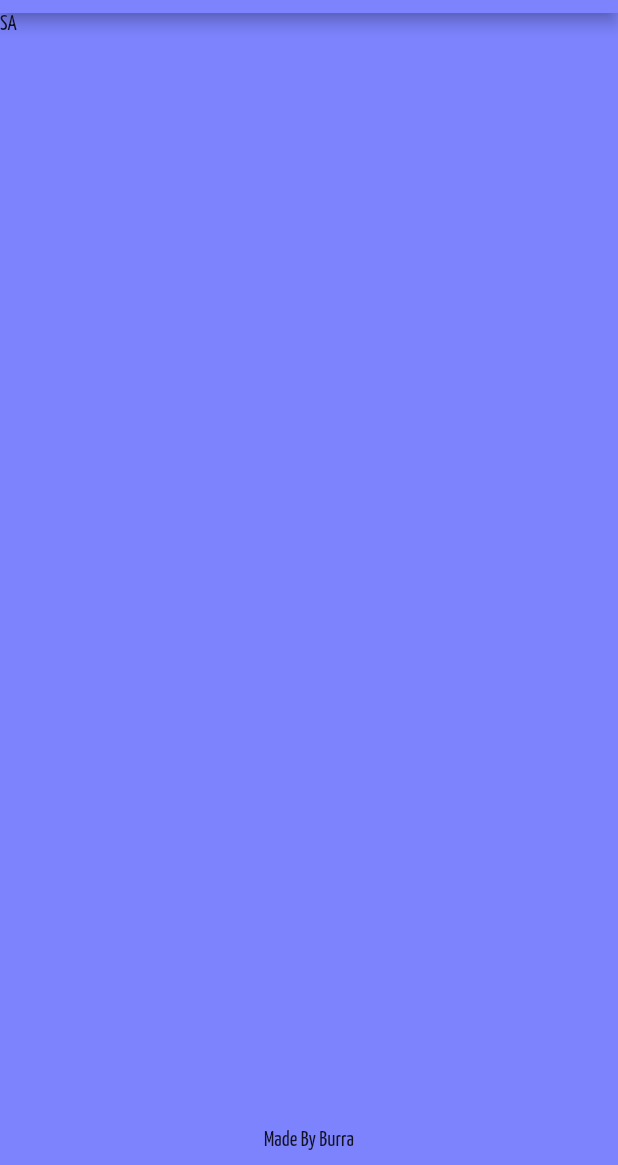
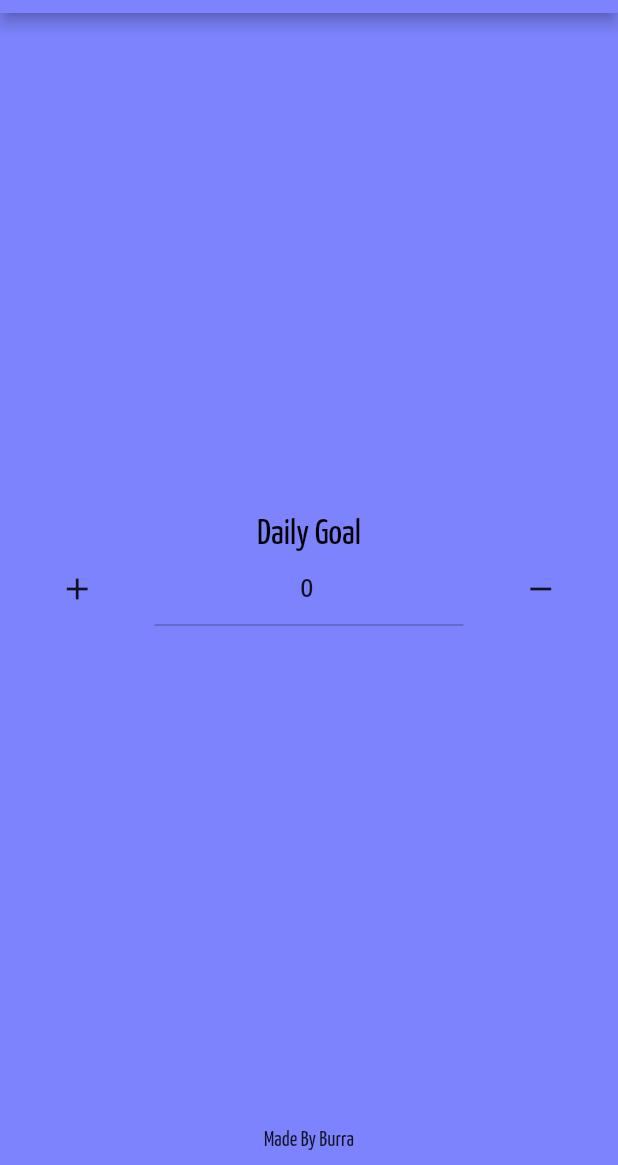
Before and after one commit to IBugraGezer/Flutter-Water-Reminder, a Flutter app: the screen it shows after launch, swiped to page 2, on a phone screen of 412 x 824 dp, the part 71-1236 px from its top. Run offline on Flutter 3.47's test engine with Material 2 defaults, Android fonts, the phone set to English and light mode, and no system bars; our stand-ins replace flutter_spinbox.

Commit message:
create settings page design

```diff
--- a/lib/view/settings/settings_view.dart
+++ b/lib/view/settings/settings_view.dart
@@ -1,4 +1,5 @@
 import 'package:flutter/material.dart';
+import 'package:flutter_spinbox/flutter_spinbox.dart';
 
 class Settings extends StatefulWidget {
   const Settings({Key? key}) : super(key: key);
@@ -8,10 +9,64 @@ class Settings extends StatefulWidget {
 }
 
 class _SettingsState extends State<Settings> {
+  TextEditingController goalCounterController = TextEditingController();
+  int goalCounterValue = 0;
+
+  @override
+  void initState() {
+    // TODO: implement initState
+    super.initState();
+
+    goalCounterController.text = "0";
+  }
+
   @override
   Widget build(BuildContext context) {
+    Size deviceSize = MediaQuery.of(context).size;
     return Container(
-      child: Text("SA"),
+      child: Column(
+        mainAxisAlignment: MainAxisAlignment.center,
+        children: [
+          Text(
+            "Daily Goal",
+            style: Theme.of(context)
+                .textTheme
+                .headline5!
+                .copyWith(color: Colors.black),
+          ),
+          Row(
+            mainAxisAlignment: MainAxisAlignment.spaceEvenly,
+            crossAxisAlignment: CrossAxisAlignment.center,
+            children: [
+              IconButton(
+                onPressed: () {
+                  setState(() {
+                    goalCounterValue += 1;
+                    goalCounterController.text = goalCounterValue.toString();
+                  });
+                },
+                icon: Icon(Icons.add),
+              ),
+              Container(
+                  width: deviceSize.width * 0.50,
+                  child: TextField(
+                      controller: goalCounterController,
+                      enabled: false,
+                      textAlign: TextAlign.center,
+                      style: Theme.of(context).textTheme.headline6)),
+              IconButton(
+                onPressed: () {
+                  setState(() {
+                    goalCounterValue -= 1;
+                    goalCounterController.text = goalCounterValue.toString();
+                  });
+                },
+                icon: Icon(Icons.remove),
+              ),
+            ],
+          )
+        ],
+      ),
     );
   }
 }
```
